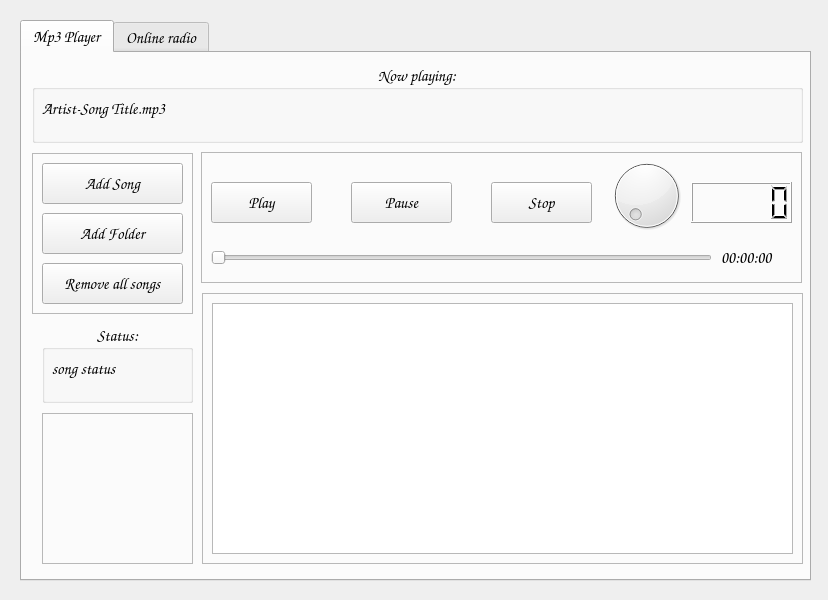
Old version of the form App_main/UI/player_ui.ui in the repository piotrekgelert/radio-mp3-player.
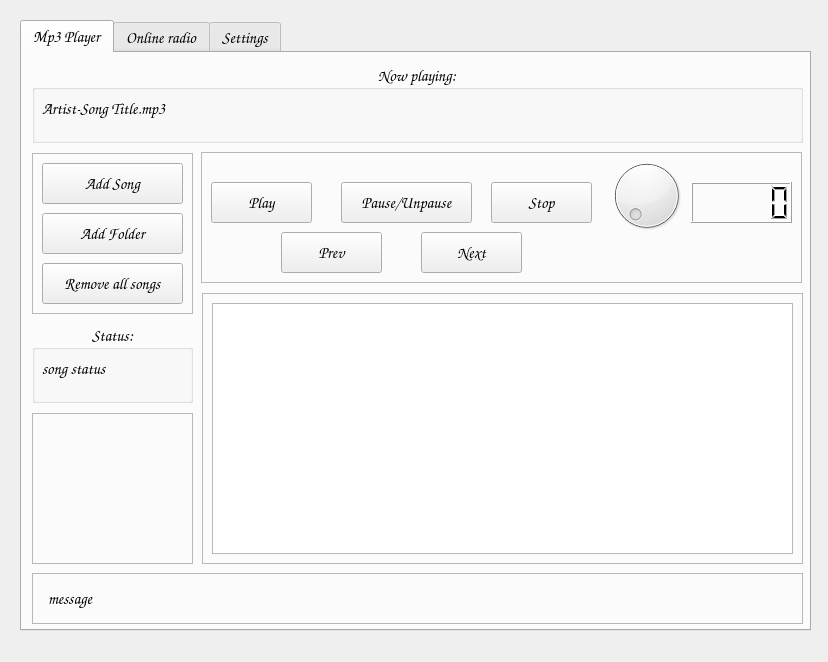
New version of the form.

Commit message: work on mp3 play button add settings tab

Diff of the .ui file:
```diff
--- a/App_main/UI/player_ui.ui
+++ b/App_main/UI/player_ui.ui
@@ -7,7 +7,7 @@
     <x>0</x>
     <y>0</y>
     <width>828</width>
-    <height>600</height>
+    <height>662</height>
    </rect>
   </property>
   <property name="font">
@@ -26,7 +26,7 @@
       <x>20</x>
       <y>20</y>
       <width>791</width>
-      <height>561</height>
+      <height>611</height>
      </rect>
     </property>
     <property name="tabPosition">
@@ -126,9 +126,9 @@
      <widget class="QGroupBox" name="gb_status">
       <property name="geometry">
        <rect>
-        <x>20</x>
+        <x>10</x>
         <y>270</y>
-        <width>151</width>
+        <width>161</width>
         <height>80</height>
        </rect>
       </property>
@@ -183,14 +183,14 @@
       <widget class="QPushButton" name="pb_pause">
        <property name="geometry">
         <rect>
-         <x>150</x>
+         <x>140</x>
          <y>30</y>
-         <width>101</width>
+         <width>131</width>
          <height>41</height>
         </rect>
        </property>
        <property name="text">
-        <string>Pause</string>
+        <string>Pause/Unpause</string>
        </property>
       </widget>
       <widget class="QPushButton" name="pb_stop">
@@ -206,32 +206,6 @@
         <string>Stop</string>
        </property>
       </widget>
-      <widget class="QSlider" name="hsl_song_time">
-       <property name="geometry">
-        <rect>
-         <x>10</x>
-         <y>90</y>
-         <width>501</width>
-         <height>31</height>
-        </rect>
-       </property>
-       <property name="orientation">
-        <enum>Qt::Horizontal</enum>
-       </property>
-      </widget>
-      <widget class="QLabel" name="lb_song_time">
-       <property name="geometry">
-        <rect>
-         <x>520</x>
-         <y>90</y>
-         <width>71</width>
-         <height>31</height>
-        </rect>
-       </property>
-       <property name="text">
-        <string>00:00:00</string>
-       </property>
-      </widget>
       <widget class="QDial" name="dl_song_volume">
        <property name="geometry">
         <rect>
@@ -255,13 +229,39 @@
         </rect>
        </property>
       </widget>
+      <widget class="QPushButton" name="pb_previous">
+       <property name="geometry">
+        <rect>
+         <x>80</x>
+         <y>80</y>
+         <width>101</width>
+         <height>41</height>
+        </rect>
+       </property>
+       <property name="text">
+        <string>Prev</string>
+       </property>
+      </widget>
+      <widget class="QPushButton" name="pb_next">
+       <property name="geometry">
+        <rect>
+         <x>220</x>
+         <y>80</y>
+         <width>101</width>
+         <height>41</height>
+        </rect>
+       </property>
+       <property name="text">
+        <string>Next</string>
+       </property>
+      </widget>
      </widget>
      <widget class="QFrame" name="fr_empty">
       <property name="geometry">
        <rect>
-        <x>20</x>
+        <x>10</x>
         <y>360</y>
-        <width>151</width>
+        <width>161</width>
         <height>151</height>
        </rect>
       </property>
@@ -298,6 +298,35 @@
        </property>
       </widget>
      </widget>
+     <widget class="QFrame" name="fr_mp_message">
+      <property name="geometry">
+       <rect>
+        <x>10</x>
+        <y>520</y>
+        <width>771</width>
+        <height>51</height>
+       </rect>
+      </property>
+      <property name="frameShape">
+       <enum>QFrame::StyledPanel</enum>
+      </property>
+      <property name="frameShadow">
+       <enum>QFrame::Raised</enum>
+      </property>
+      <widget class="QLabel" name="lb_mp_message">
+       <property name="geometry">
+        <rect>
+         <x>16</x>
+         <y>10</y>
+         <width>741</width>
+         <height>31</height>
+        </rect>
+       </property>
+       <property name="text">
+        <string>message</string>
+       </property>
+      </widget>
+     </widget>
     </widget>
     <widget class="QWidget" name="tb_radio">
      <attribute name="title">
@@ -411,13 +440,57 @@
        </property>
       </widget>
      </widget>
+     <widget class="QFrame" name="fr_radio_message">
+      <property name="geometry">
+       <rect>
+        <x>10</x>
+        <y>520</y>
+        <width>771</width>
+        <height>51</height>
+       </rect>
+      </property>
+      <property name="frameShape">
+       <enum>QFrame::StyledPanel</enum>
+      </property>
+      <property name="frameShadow">
+       <enum>QFrame::Raised</enum>
+      </property>
+      <widget class="QLabel" name="lb_radio_message">
+       <property name="geometry">
+        <rect>
+         <x>16</x>
+         <y>10</y>
+         <width>741</width>
+         <height>31</height>
+        </rect>
+       </property>
+       <property name="text">
+        <string>message</string>
+       </property>
+      </widget>
+     </widget>
+     <widget class="QFrame" name="fr_radios">
+      <property name="geometry">
+       <rect>
+        <x>10</x>
+        <y>230</y>
+        <width>771</width>
+        <height>271</height>
+       </rect>
+      </property>
+      <property name="frameShape">
+       <enum>QFrame::StyledPanel</enum>
+      </property>
+      <property name="frameShadow">
+       <enum>QFrame::Raised</enum>
+      </property>
      <widget class="QScrollArea" name="sa_radios_scroll">
       <property name="geometry">
        <rect>
         <x>10</x>
-        <y>220</y>
-        <width>761</width>
-        <height>291</height>
+         <y>10</y>
+         <width>751</width>
+         <height>251</height>
        </rect>
       </property>
       <property name="widgetResizable">
@@ -428,8 +501,8 @@
         <rect>
          <x>0</x>
          <y>0</y>
-         <width>759</width>
-         <height>289</height>
+          <width>749</width>
+          <height>249</height>
         </rect>
        </property>
        <widget class="QFrame" name="fr_radio">
@@ -476,6 +549,12 @@
        </widget>
       </widget>
      </widget>
+     </widget>
+    </widget>
+    <widget class="QWidget" name="tb_settings">
+     <attribute name="title">
+      <string>Settings</string>
+     </attribute>
     </widget>
    </widget>
   </widget>
```
Lines whose indentation alone changed are shown as unchanged. The commit also changes 2 other files.
